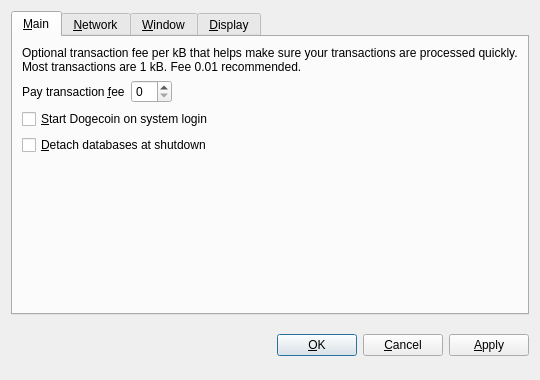
Before: the Qt Designer form src/qt/forms/optionsdialog.ui in corgicoin/corgicoin, drawn with Qt 5.
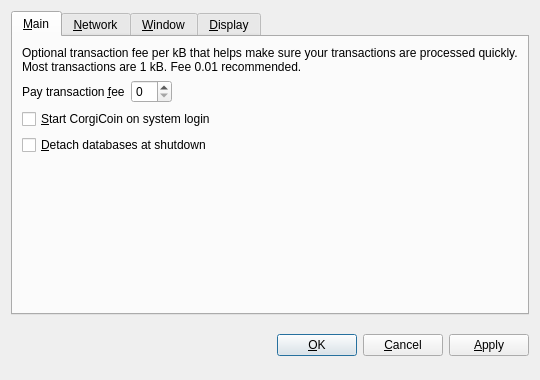
After: the same form once the commit is applied. The open tabs and pages were chosen to show the change. Custom widgets are drawn as their Qt base class.

```diff
--- a/src/qt/forms/optionsdialog.ui
+++ b/src/qt/forms/optionsdialog.ui
@@ -82,7 +82,7 @@
           <string>Automatically start Dogecoin after logging in to the system.</string>
          </property>
          <property name="text">
-          <string>&amp;Start Dogecoin on system login</string>
+          <string>&amp;Start CorgiCoin on system login</string>
          </property>
         </widget>
        </item>
```
Left out of the diff: 10 changed lines with no effect on the pictures.
